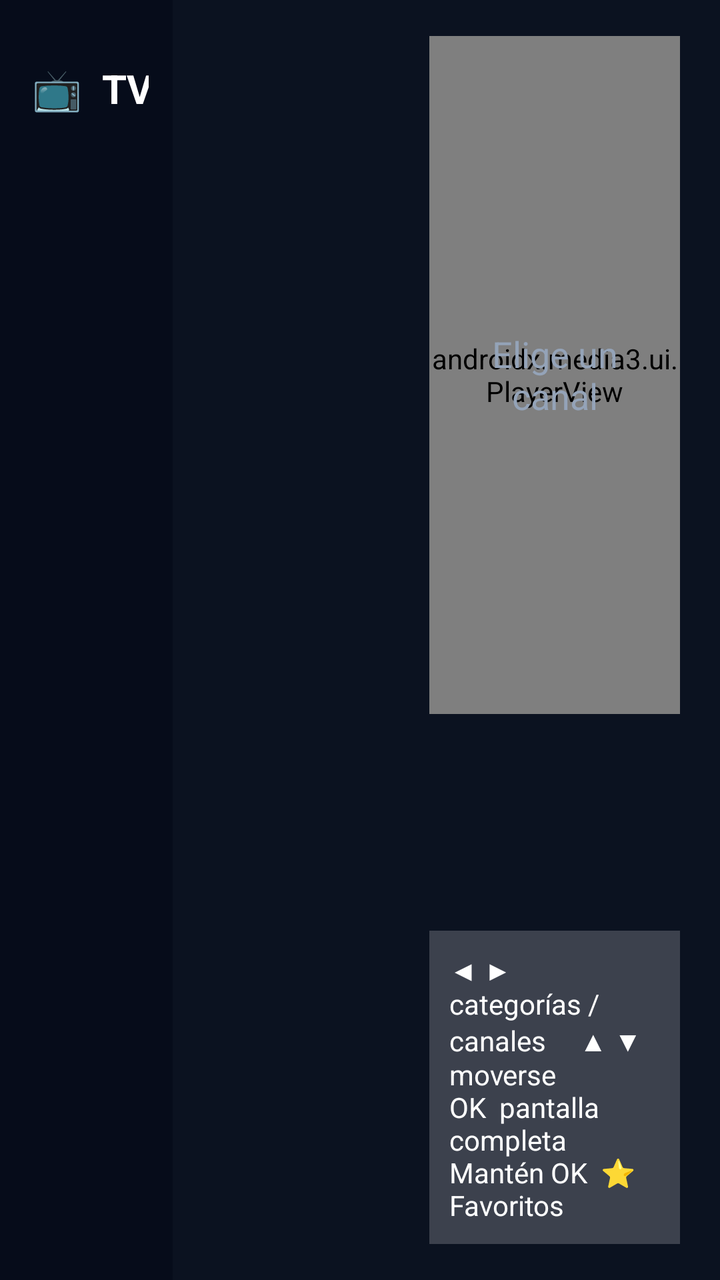
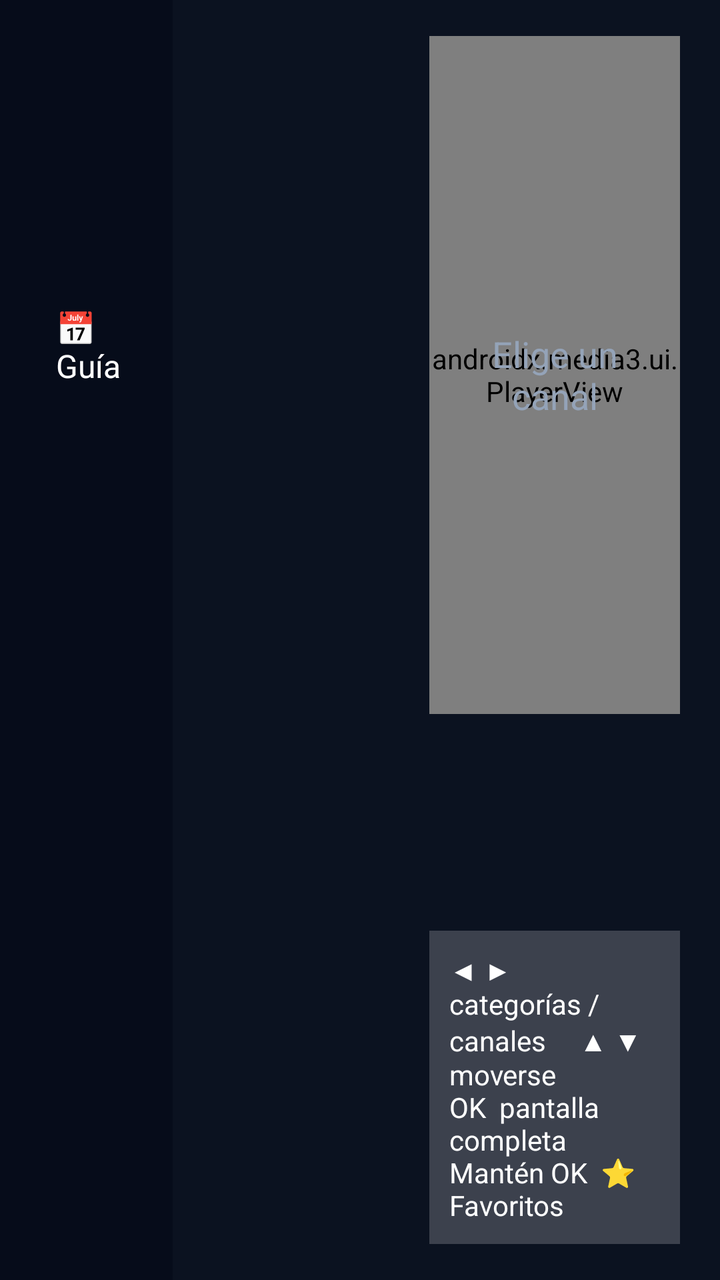

Before-and-after screenshots of an Android layout around one commit, followed by the original layout XML and the change that was made.
<!-- AndroidManifest.xml: application theme Theme.MiTV -->
<!-- res/layout/activity_live.xml -->
<?xml version="1.0" encoding="utf-8"?>
<LinearLayout xmlns:android="http://schemas.android.com/apk/res/android"
    android:layout_width="match_parent"
    android:layout_height="match_parent"
    android:background="@color/bg"
    android:orientation="horizontal">

    
    <LinearLayout
        android:layout_width="0dp"
        android:layout_height="match_parent"
        android:layout_weight="24"
        android:background="#FF060C1A"
        android:orientation="vertical"
        android:paddingStart="16dp"
        android:paddingTop="18dp"
        android:paddingEnd="12dp">

        <LinearLayout
            android:layout_width="match_parent"
            android:layout_height="wrap_content"
            android:gravity="center_vertical"
            android:orientation="horizontal"
            android:paddingBottom="8dp">

            <TextView
                android:layout_width="0dp"
                android:layout_height="wrap_content"
                android:layout_weight="1"
                android:text="📺  TV en vivo"
                android:textColor="@color/text"
                android:textSize="20sp"
                android:textStyle="bold" />

            <TextView
                android:id="@+id/btnGuide"
                android:layout_width="wrap_content"
                android:layout_height="wrap_content"
                android:background="@drawable/bg_item"
                android:focusable="true"
                android:paddingStart="12dp"
                android:paddingTop="6dp"
                android:paddingEnd="12dp"
                android:paddingBottom="6dp"
                android:text="📅 Guía"
                android:textColor="@color/text"
                android:textSize="16sp" />
        </LinearLayout>

        <androidx.recyclerview.widget.RecyclerView
            android:id="@+id/cats"
            android:layout_width="match_parent"
            android:layout_height="match_parent"
            android:clipToPadding="false"
            android:paddingBottom="120dp" />
    </LinearLayout>

    
    <androidx.recyclerview.widget.RecyclerView
        android:id="@+id/channels"
        android:layout_width="0dp"
        android:layout_height="match_parent"
        android:layout_weight="34"
        android:clipToPadding="false"
        android:paddingStart="14dp"
        android:paddingTop="14dp"
        android:paddingEnd="14dp"
        android:paddingBottom="160dp" />

    
    <LinearLayout
        android:layout_width="0dp"
        android:layout_height="match_parent"
        android:layout_weight="42"
        android:orientation="vertical"
        android:paddingStart="6dp"
        android:paddingTop="18dp"
        android:paddingEnd="20dp"
        android:paddingBottom="18dp">

        <FrameLayout
            android:layout_width="match_parent"
            android:layout_height="0dp"
            android:layout_weight="1"
            android:background="#FF000000">

            <androidx.media3.ui.PlayerView
                android:id="@+id/preview"
                android:layout_width="match_parent"
                android:layout_height="match_parent"
                android:focusable="false"
                android:focusableInTouchMode="false" />

            <TextView
                android:id="@+id/previewMsg"
                android:layout_width="match_parent"
                android:layout_height="match_parent"
                android:gravity="center"
                android:padding="16dp"
                android:text="Elige un canal"
                android:textColor="@color/text_dim"
                android:textSize="18sp" />
        </FrameLayout>

        <TextView
            android:id="@+id/chName"
            android:layout_width="match_parent"
            android:layout_height="wrap_content"
            android:layout_marginTop="14dp"
            android:ellipsize="end"
            android:maxLines="1"
            android:textColor="@color/text"
            android:textSize="22sp"
            android:textStyle="bold" />

        <TextView
            android:id="@+id/chNow"
            android:layout_width="match_parent"
            android:layout_height="wrap_content"
            android:layout_marginTop="4dp"
            android:ellipsize="end"
            android:maxLines="2"
            android:textColor="@color/text"
            android:textSize="17sp" />

        <ProgressBar
            android:id="@+id/chProgress"
            style="?android:attr/progressBarStyleHorizontal"
            android:layout_width="match_parent"
            android:layout_height="6dp"
            android:layout_marginTop="8dp"
            android:max="1000"
            android:progressDrawable="@drawable/progress_live"
            android:visibility="gone" />

        <TextView
            android:id="@+id/chNext"
            android:layout_width="match_parent"
            android:layout_height="wrap_content"
            android:layout_marginTop="6dp"
            android:ellipsize="end"
            android:maxLines="1"
            android:textColor="@color/text_dim"
            android:textSize="15sp" />

        <TextView
            android:layout_width="match_parent"
            android:layout_height="wrap_content"
            android:layout_marginTop="12dp"
            android:background="@color/glass"
            android:padding="10dp"
            android:text="◀ ▶  categorías / canales     ▲ ▼  moverse\nOK  pantalla completa     Mantén OK  ⭐ Favoritos"
            android:textColor="@color/text"
            android:textSize="14sp" />
    </LinearLayout>
</LinearLayout>
<!-- resources referenced by this layout -->
<resources>
  <color name="bg">#FF0B1220</color>
  <color name="glass">#33FFFFFF</color>
  <color name="text">#FFFFFFFF</color>
  <color name="text_dim">#FF94A3B8</color>
  <!-- drawable bg_item (drawable) -->
  <?xml version="1.0" encoding="utf-8"?>
  <selector xmlns:android="http://schemas.android.com/apk/res/android">
      <item android:state_focused="true">
          <shape><solid android:color="@color/accent" /><corners android:radius="10dp" /></shape>
      </item>
      <item>
          <shape><solid android:color="#00000000" /><corners android:radius="10dp" /></shape>
      </item>
  </selector>
  <!-- drawable progress_live (drawable) -->
  <?xml version="1.0" encoding="utf-8"?>
  <layer-list xmlns:android="http://schemas.android.com/apk/res/android">
      <item android:id="@android:id/background">
          <shape><solid android:color="#40FFFFFF" /><corners android:radius="3dp" /></shape>
      </item>
      <item android:id="@android:id/progress">
          <clip><shape><solid android:color="@color/star" /><corners android:radius="3dp" /></shape></clip>
      </item>
  </layer-list>
  <style name="Theme.MiTV" parent="Theme.AppCompat.NoActionBar">
          <item name="android:windowBackground">@color/bg</item>
          <item name="colorPrimary">@color/accent</item>
          <item name="colorPrimaryDark">@color/bg</item>
          <item name="colorAccent">@color/accent</item>
          <item name="android:textColorPrimary">@color/text</item>
          <item name="android:textColorSecondary">@color/text_dim</item>
      </style>
  <color name="accent">#FF3B82F6</color>
  <color name="star">#FFFACC15</color>
</resources>

<!-- the commit's change to res/layout/activity_live.xml (unified diff, before → after) -->
@@ -43,6 +43,21 @@
                 android:paddingEnd="12dp"
                 android:paddingBottom="6dp"
                 android:text="📅 Guía"
+                android:textColor="@color/text"
+                android:textSize="16sp" />
+
+            <TextView
+                android:id="@+id/btnLists"
+                android:layout_width="wrap_content"
+                android:layout_height="wrap_content"
+                android:layout_marginStart="6dp"
+                android:background="@drawable/bg_item"
+                android:focusable="true"
+                android:paddingStart="12dp"
+                android:paddingTop="6dp"
+                android:paddingEnd="12dp"
+                android:paddingBottom="6dp"
+                android:text="☑ Listas"
                 android:textColor="@color/text"
                 android:textSize="16sp" />
         </LinearLayout>
